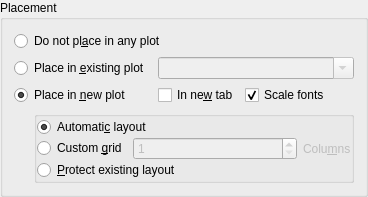
First picture: the form in src/widgets/curveplacement.ui, repository Kst-plot/kst, before the edit.
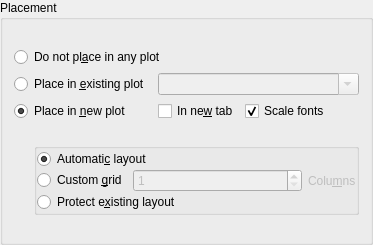
Second picture: the form after the edit.

```diff
--- a/src/widgets/curveplacement.ui
+++ b/src/widgets/curveplacement.ui
@@ -6,8 +6,8 @@
    <rect>
     <x>0</x>
     <y>0</y>
-    <width>368</width>
-    <height>177</height>
+    <width>373</width>
+    <height>245</height>
    </rect>
   </property>
   <layout class="QGridLayout" name="gridLayout_2">
@@ -233,7 +233,7 @@
            <item>
             <widget class="QRadioButton" name="_protectLayout">
              <property name="text">
-              <string>&amp;Protect existing layout</string>
+              <string>Protect e&amp;xisting layout</string>
              </property>
             </widget>
            </item>
```
Left out of the diff: 25 changed lines with no effect on the pictures.
